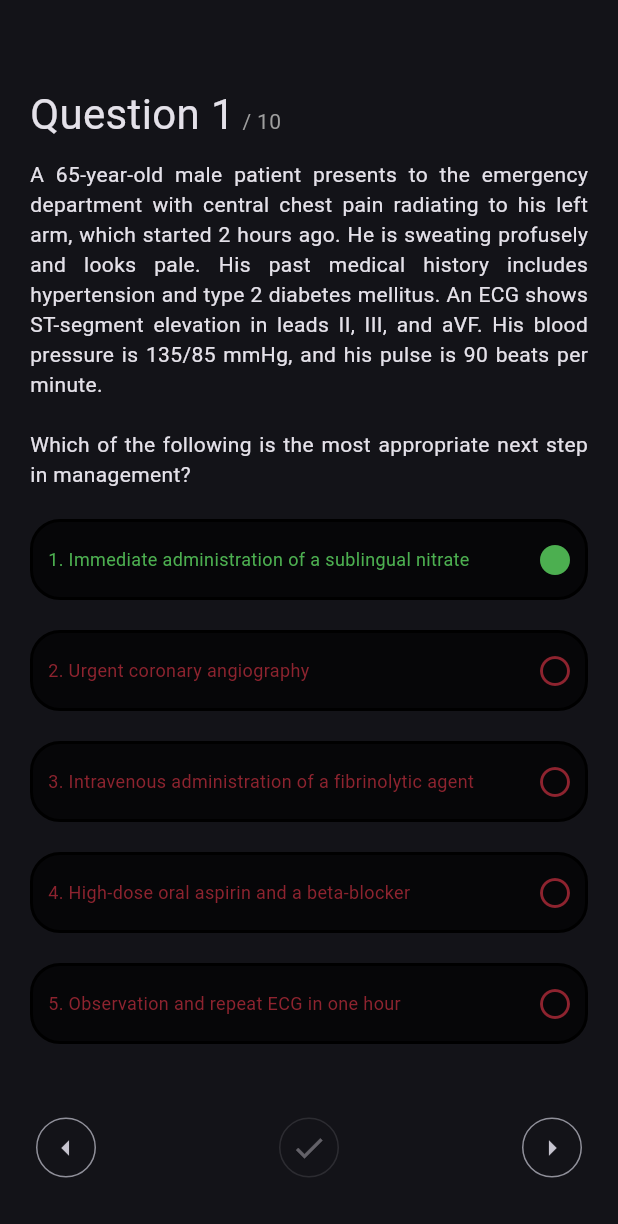
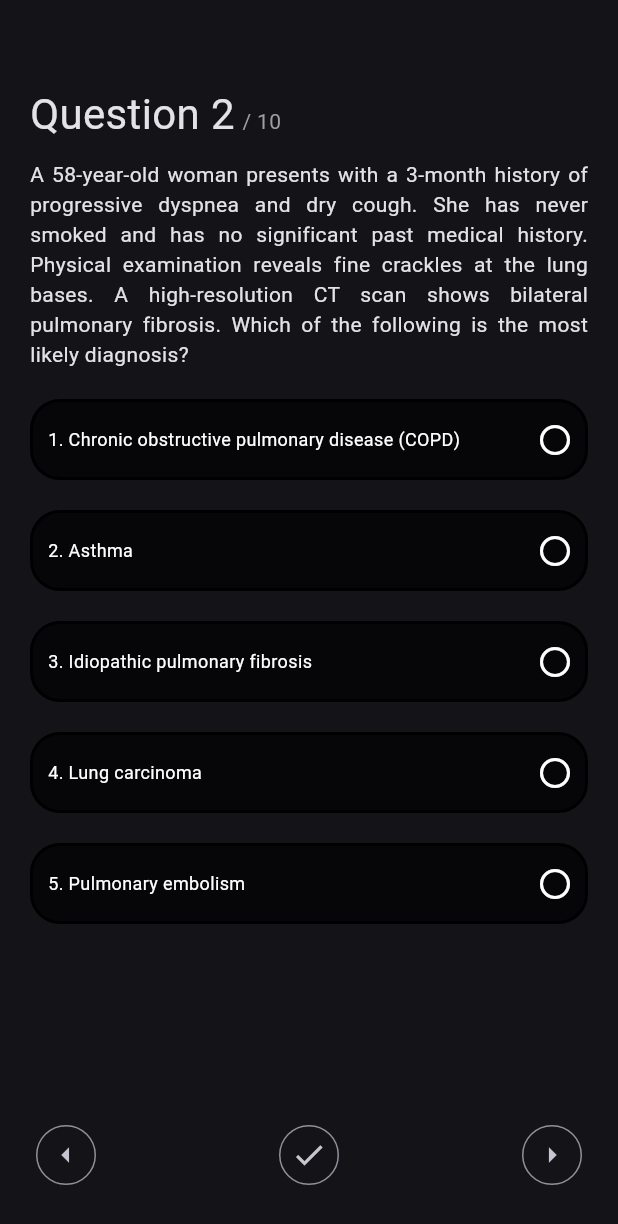
Before and after one commit to anchit-chandran/med_sba, a Flutter app: the screen it shows after launch, after a tap on the "check" icon, after a tap on the "arrow right" icon, on a phone screen of 412 x 824 dp. Shown: the top 1224 px of the screen. Run offline on Flutter 3.47's test engine with Material 3 defaults, Android fonts, the light colour scheme and no system bars.

Commit message:
misc significant state improvements
Signed-off-by: anchit-chandran <anchit97123@gmail.com>

```diff
--- a/lib/change_selected_answer.dart
+++ /dev/null
@@ -1,27 +0,0 @@
-import 'package:flutter/material.dart';
-
-class ChangeSelectedAnswer extends ChangeNotifier {
-  int _selectedAnswer = -1;
-  bool _hasSubmittedAnswer = false;
-  bool _isCorrect = false;
-
-  get selectedAnswer => _selectedAnswer;
-  get hasSubmittedAnswer => _hasSubmittedAnswer;
-  get isCorrect => _isCorrect;
-
-  void changeAnswer(int newAnswer) {
-    _selectedAnswer = newAnswer;
-    notifyListeners();
-  }
-
-  void setSubmittedAnswer() {
-    _hasSubmittedAnswer = true;
-    notifyListeners();
-  }
-
-  void setIsCorrect() {
-    _isCorrect = true;
-    notifyListeners();
-  }
-
-}
--- a/lib/main.dart
+++ b/lib/main.dart
@@ -2,11 +2,11 @@
 
 import 'package:flutter/material.dart';
 import 'package:provider/provider.dart';
-import 'package:med_sba/change_selected_answer.dart';
+import 'package:med_sba/question_notifier.dart';
 
 void main() {
   runApp(ChangeNotifierProvider(
-    create: (context) => ChangeSelectedAnswer(),
+    create: (context) => QuestionNotifier(),
     child: MyApp(),
   ));
 }
@@ -44,23 +44,24 @@ class QuestionPage extends StatefulWidget {
 }
 
 class _QuestionPageState extends State<QuestionPage> {
+  void changeQuestion(context, int newQuestion) {
+    Provider.of<QuestionNotifier>(context, listen: false)
+        .changeQuestion(newQuestion);
+  }
+
   @override
   Widget build(BuildContext context) {
     final colorScheme = Theme.of(context).colorScheme;
 
-    const questionNumber = 1;
-    const questionTotal = 10;
-    const stem =
-        "A 65-year-old male patient presents to the emergency department with central chest pain radiating to his left arm, which started 2 hours ago. He is sweating profusely and looks pale. His past medical history includes hypertension and type 2 diabetes mellitus. An ECG shows ST-segment elevation in leads II, III, and aVF. His blood pressure is 135/85 mmHg, and his pulse is 90 beats per minute.\n\nWhich of the following is the most appropriate next step in management?";
+    final questionTotal = Provider.of<QuestionNotifier>(context, listen: false)
+        .getTotalQuestions();
 
-    const answers = {
-      'answer1': 'Immediate administration of a sublingual nitrate',
-      'answer2': 'Urgent coronary angiography',
-      'answer3': 'Intravenous administration of a fibrinolytic agent',
-      'answer4': 'High-dose oral aspirin and a beta-blocker',
-      'answer5': 'Observation and repeat ECG in one hour',
-    };
-    const correctAnswer = 1;
+    final currentQuestionData =
+        Provider.of<QuestionNotifier>(context).currentQuestionData;
+    final questionNumber = currentQuestionData['questionNumber'];
+    final stem = currentQuestionData['stem'];
+    final answers = currentQuestionData['answers'];
+    final correctAnswer = currentQuestionData['correctAnswer'];
 
     return Scaffold(
       appBar: AppBar(),
@@ -70,12 +71,13 @@ class _QuestionPageState extends State<QuestionPage> {
           horizontal: 20.0,
         ),
         child: Column(
-          mainAxisAlignment: MainAxisAlignment.spaceBetween,
+          mainAxisAlignment: MainAxisAlignment.spaceEvenly,
           crossAxisAlignment: CrossAxisAlignment.center,
           children: [
             Expanded(
-              flex: 0,
-              child: Column(
+              child: ListView(
+                children: [
+                  Column(
                     children: [
                       Progress(
                         questionNumber: questionNumber,
@@ -86,17 +88,17 @@ class _QuestionPageState extends State<QuestionPage> {
                       ),
                     ],
                   ),
-            ),
-            Expanded(
-              flex: 0,
-              child: Container(
-                child: Answers(
+                  Answers(
                     answers: answers,
                     correctAnswer: correctAnswer,
                   ),
+                ],
               ),
             ),
-            Expanded(
+            Padding(
+              padding: const EdgeInsets.only(
+                bottom: 30.0,
+              ),
               child: ActionButtonsRow(correctAnswer: correctAnswer),
             ),
           ],
@@ -122,15 +124,13 @@ class _ActionButtonsRowState extends State<ActionButtonsRow> {
   void handleSubmitQuestionPress(context) {
     // First get the currently selected answer.
     var selectedAnswer =
-        Provider.of<ChangeSelectedAnswer>(context, listen: false)
-            .selectedAnswer;
+        Provider.of<QuestionNotifier>(context, listen: false).selectedAnswer;
 
     // Then notify the provider that the user has submitted an answer.
-    Provider.of<ChangeSelectedAnswer>(context, listen: false)
-        .setSubmittedAnswer();
+    Provider.of<QuestionNotifier>(context, listen: false).setSubmittedAnswer();
 
     if (selectedAnswer == widget.correctAnswer) {
-      Provider.of<ChangeSelectedAnswer>(context, listen: false).setIsCorrect();
+      Provider.of<QuestionNotifier>(context, listen: false).setIsCorrect();
     } else {
       print('wrong');
     }
@@ -138,15 +138,21 @@ class _ActionButtonsRowState extends State<ActionButtonsRow> {
 
   @override
   Widget build(BuildContext context) {
-    var hasSubmittedAnswer =
-        Provider.of<ChangeSelectedAnswer>(context).hasSubmittedAnswer;
+    var provider = Provider.of<QuestionNotifier>(context);
+    var hasSubmittedAnswer = provider.hasSubmittedAnswer;
+    int currentQuestionNum = provider.currentQuestionNum;
 
     return Row(
       mainAxisAlignment: MainAxisAlignment.spaceBetween,
       children: [
         IconButton.outlined(
-          onPressed: () {
-            print('pressed prev q');
+          onPressed: (currentQuestionNum == 1)
+              ? null
+              : () {
+                  Provider.of<QuestionNotifier>(
+                    context,
+                    listen: false,
+                  ).changeQuestion(currentQuestionNum - 1);
                 },
           icon: Icon(Icons.arrow_left),
         ),
@@ -157,8 +163,13 @@ class _ActionButtonsRowState extends State<ActionButtonsRow> {
           icon: Icon(Icons.check),
         ),
         IconButton.outlined(
-          onPressed: () {
-            print('pressed next q');
+          onPressed: (currentQuestionNum == provider.getTotalQuestions())
+              ? null
+              : () {
+                  Provider.of<QuestionNotifier>(
+                    context,
+                    listen: false,
+                  ).changeQuestion(currentQuestionNum + 1);
                 },
           icon: Icon(Icons.arrow_right),
         ),
@@ -249,11 +260,11 @@ class _AnswersState extends State<Answers> {
   List<Widget> constructAnswerRows({required Map<String, String> answers}) {
     List<Widget> allAnswers = [];
 
-    var selectedAnswer = Provider.of<ChangeSelectedAnswer>(
+    var selectedAnswer = Provider.of<QuestionNotifier>(
       context,
     ).selectedAnswer;
 
-    bool hasSubmittedAnswer = Provider.of<ChangeSelectedAnswer>(
+    bool hasSubmittedAnswer = Provider.of<QuestionNotifier>(
       context,
       listen: false,
     ).hasSubmittedAnswer;
@@ -299,7 +310,7 @@ class _AnswersState extends State<Answers> {
         onTap: () {
           hasSubmittedAnswer
               ? null
-              : Provider.of<ChangeSelectedAnswer>(
+              : Provider.of<QuestionNotifier>(
                   context,
                   listen: false,
                 ).changeAnswer(answerNum);
--- /dev/null
+++ b/lib/question_notifier.dart
@@ -0,0 +1,181 @@
+import 'package:flutter/material.dart';
+
+const questionData = {
+  1: {
+    "questionNumber": 1,
+    "stem":
+        "A 65-year-old male patient presents to the emergency department with central chest pain radiating to his left arm, which started 2 hours ago. He is sweating profusely and looks pale. His past medical history includes hypertension and type 2 diabetes mellitus. An ECG shows ST-segment elevation in leads II, III, and aVF. His blood pressure is 135/85 mmHg, and his pulse is 90 beats per minute.\n\nWhich of the following is the most appropriate next step in management?",
+    "answers": {
+      'answer1': 'Immediate administration of a sublingual nitrate',
+      'answer2': 'Urgent coronary angiography',
+      'answer3': 'Intravenous administration of a fibrinolytic agent',
+      'answer4': 'High-dose oral aspirin and a beta-blocker',
+      'answer5': 'Observation and repeat ECG in one hour',
+    },
+    "correctAnswer": 1,
+  },
+  2: {
+    "questionNumber": 2,
+    "stem":
+        "A 58-year-old woman presents with a 3-month history of progressive dyspnea and dry cough. She has never smoked and has no significant past medical history. Physical examination reveals fine crackles at the lung bases. A high-resolution CT scan shows bilateral pulmonary fibrosis. Which of the following is the most likely diagnosis?",
+    "answers": {
+      'answer1': 'Chronic obstructive pulmonary disease (COPD)',
+      'answer2': 'Asthma',
+      'answer3': 'Idiopathic pulmonary fibrosis',
+      'answer4': 'Lung carcinoma',
+      'answer5': 'Pulmonary embolism',
+    },
+    "correctAnswer": 3,
+  },
+  3: {
+    "questionNumber": 3,
+    "stem":
+        "A 45-year-old man with a history of intravenous drug use presents with fever, weight loss, and a new heart murmur. Blood cultures grow Staphylococcus aureus. An echocardiogram shows vegetations on the tricuspid valve. What is the most likely diagnosis?",
+    "answers": {
+      'answer1': 'Acute pericarditis',
+      'answer2': 'Infective endocarditis',
+      'answer3': 'Rheumatic heart disease',
+      'answer4': 'Aortic stenosis',
+      'answer5': 'Myocardial infarction',
+    },
+    "correctAnswer": 2,
+  },
+  4: {
+    "questionNumber": 4,
+    "stem":
+        "A 50-year-old male with a history of smoking and chronic alcoholism presents with epigastric pain radiating to the back, nausea, and vomiting. Laboratory tests reveal elevated serum amylase and lipase levels. What is the most appropriate initial management?",
+    "answers": {
+      'answer1': 'Endoscopic retrograde cholangiopancreatography (ERCP)',
+      'answer2': 'Intravenous fluid resuscitation',
+      'answer3': 'Immediate surgery',
+      'answer4': 'Oral pancreatic enzyme supplements',
+      'answer5': 'Proton pump inhibitor therapy',
+    },
+    "correctAnswer": 2,
+  },
+  5: {
+    "questionNumber": 5,
+    "stem":
+        "A 30-year-old woman presents with a two-day history of painful, burning urination and increased urinary frequency. She has no significant past medical history and takes no medications. A urine dipstick test is positive for nitrites. What is the most appropriate treatment?",
+    "answers": {
+      'answer1': 'Oral ciprofloxacin',
+      'answer2': 'Intravenous fluids',
+      'answer3': 'Oral paracetamol',
+      'answer4': 'Behavioral modification and pelvic floor exercises',
+      'answer5': 'Intramuscular ceftriaxone',
+    },
+    "correctAnswer": 1,
+  },
+  6: {
+    "questionNumber": 6,
+    "stem":
+        "A 70-year-old man with a history of hypertension and hyperlipidemia presents with sudden onset of severe headache, nausea, and vomiting. Examination reveals a stiff neck but no focal neurological deficits. A CT scan of the head is normal. What is the most appropriate next step in management?",
+    "answers": {
+      'answer1': 'Lumbar puncture',
+      'answer2': 'Immediate neurosurgery consultation',
+      'answer3': 'Start antihypertensive therapy',
+      'answer4': 'Magnetic resonance imaging (MRI) of the brain',
+      'answer5': 'Observe and repeat CT scan in 24 hours',
+    },
+    "correctAnswer": 1,
+  },
+  7: {
+    "questionNumber": 7,
+    "stem":
+        "A 25-year-old woman presents with a three-day history of painful red eyes, photophobia, and blurred vision. Examination reveals bilateral conjunctival injection and corneal haziness. Slit-lamp examination shows cells in the anterior chamber. What is the most likely diagnosis?",
+    "answers": {
+      'answer1': 'Bacterial conjunctivitis',
+      'answer2': 'Keratitis',
+      'answer3': 'Acute glaucoma',
+      'answer4': 'Uveitis',
+      'answer5': 'Viral conjunctivitis',
+    },
+    "correctAnswer": 4,
+  },
+  8: {
+    "questionNumber": 8,
+    "stem":
+        "A 60-year-old man with a history of smoking presents with hemoptysis, weight loss, and a cough lasting for 3 months. A chest X-ray reveals a mass in the right upper lobe. What is the most appropriate next step?",
+    "answers": {
+      'answer1': 'Start antituberculosis therapy',
+      'answer2': 'Perform a bronchoscopy',
+      'answer3': 'Prescribe a course of broad-spectrum antibiotics',
+      'answer4': 'Immediate lobectomy',
+      'answer5': 'CT scan of the chest',
+    },
+    "correctAnswer": 2,
+  },
+  9: {
+    "questionNumber": 9,
+    "stem":
+        "A 55-year-old man with a long history of type 2 diabetes mellitus presents with decreased sensation in his feet, bilateral foot ulcers, and intermittent claudication. His pulses are diminished in both feet. What is the most likely underlying condition?",
+    "answers": {
+      'answer1': 'Diabetic neuropathy',
+      'answer2': 'Peripheral arterial disease',
+      'answer3': 'Venous stasis ulcers',
+      'answer4': 'Charcot foot',
+      'answer5': 'Deep vein thrombosis',
+    },
+    "correctAnswer": 2,
+  },
+  10: {
+    "questionNumber": 10,
+    "stem":
+        "A 40-year-old woman with a history of systemic lupus erythematosus presents with fatigue, arthralgia, and a facial rash. Laboratory tests show hematuria and proteinuria. A renal biopsy is performed and shows glomerulonephritis. What is the most appropriate initial treatment?",
+    "answers": {
+      'answer1': 'High-dose corticosteroids',
+      'answer2': 'Non-steroidal anti-inflammatory drugs (NSAIDs)',
+      'answer3': 'Cyclophosphamide',
+      'answer4': 'Renal transplantation',
+      'answer5': 'Angiotensin-converting enzyme (ACE) inhibitors',
+    },
+    "correctAnswer": 1,
+  },
+};
+
+class QuestionNotifier extends ChangeNotifier {
+  int _selectedAnswer = -1;
+  bool _hasSubmittedAnswer = false;
+  bool _isCorrect = false;
+  int _currentQuestionNum = 1;
+  var _currentQuestionData = questionData[1]!;
+
+  get selectedAnswer => _selectedAnswer;
+  get hasSubmittedAnswer => _hasSubmittedAnswer;
+  get isCorrect => _isCorrect;
+  get currentQuestionData => _currentQuestionData;
+  get currentQuestionNum => _currentQuestionNum;
+
+  void changeAnswer(int newAnswer) {
+    _selectedAnswer = newAnswer;
+    notifyListeners();
+  }
+
+  void setSubmittedAnswer() {
+    _hasSubmittedAnswer = true;
+    notifyListeners();
+  }
+
+  void setIsCorrect() {
+    _isCorrect = true;
+    notifyListeners();
+  }
+
+  void resetStateFields() {
+    _selectedAnswer = -1;
+    _hasSubmittedAnswer = false;
+    _isCorrect = false;
+  }
+
+  void changeQuestion(int newQuestion) {
+    resetStateFields();
+    print('changing question to $newQuestion');
+    _currentQuestionNum = newQuestion;
+    _currentQuestionData = questionData[_currentQuestionNum]!;
+    notifyListeners();
+  }
+
+  int getTotalQuestions() {
+    return questionData.length;
+  }
+}
```
Lines whose indentation alone changed are shown as unchanged.
